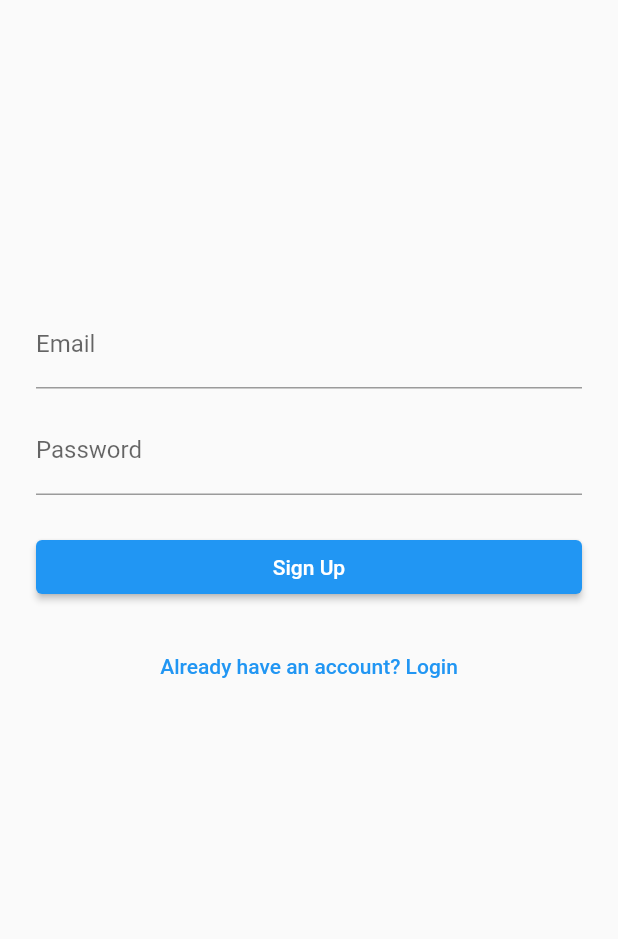
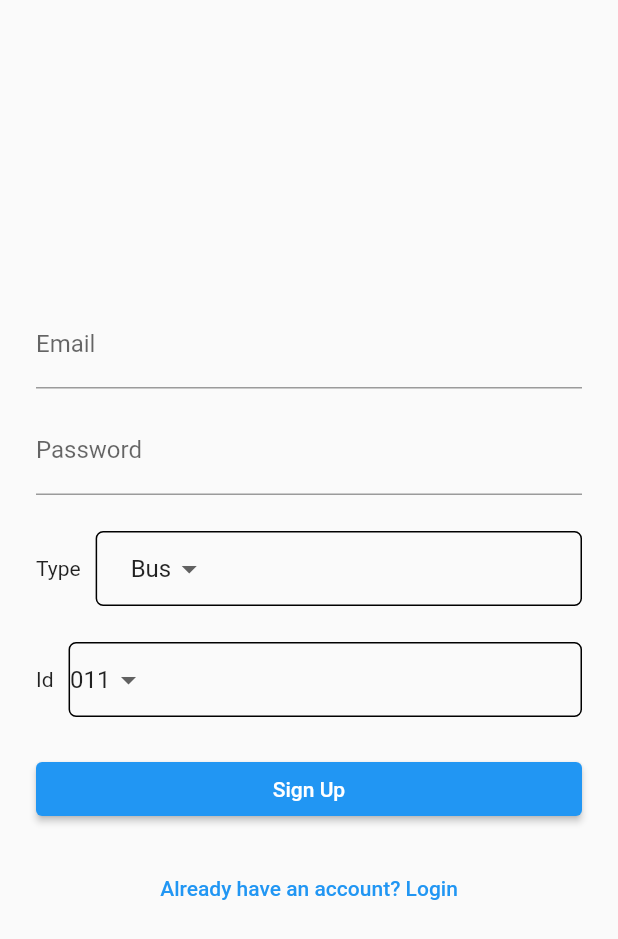
Before and after one commit to smrkarkii/KasariJaane, a Flutter app: the SignupPage screen opened directly, on a phone screen of 412 x 824 dp. Shown: the top 939 px of the screen. Run offline on Flutter 3.47's test engine with Material 2 defaults, Android fonts, the phone set to English and light mode, and no system bars; our stand-ins replace flutter_map, geolocator, latlong2; missing offline and left inert: flutter_map_marker_cluster.

Commit message:
signin and auth

```diff
--- a/lib/auth/signin.dart
+++ b/lib/auth/signin.dart
@@ -1,4 +1,6 @@
 import 'package:flutter/material.dart';
+import 'package:kasarijaane/auth/login.dart';
+import '../components/constants.dart';
 
 class SignupPage extends StatefulWidget {
   const SignupPage({super.key});
@@ -11,6 +13,13 @@ class _SignupPageState extends State<SignupPage> {
   final _formKey = GlobalKey<FormState>();
 
   late String _email, _password;
+
+  String _selectedVehicleType = 'Bus';
+  String _selectedVehicleId = '011';
+
+  final _vehicleIdController = TextEditingController();
+  final _startingPointController = TextEditingController();
+  final _destinationController = TextEditingController();
 
   @override
   Widget build(BuildContext context) {
@@ -48,6 +57,80 @@ class _SignupPageState extends State<SignupPage> {
               onSaved: (value) => _password = value!,
             ),
             SizedBox(height: 24.0),
+            Row(
+              children: [
+                Text('Type'),
+                SizedBox(
+                  width: 10,
+                ),
+                Expanded(
+                  child: Container(
+                    decoration: BoxDecoration(
+                      border: Border.all(
+                        color: kblack,
+                        width: 1,
+                      ),
+                      borderRadius: BorderRadius.circular(5),
+                    ),
+                    child: DropdownButton<String>(
+                      focusColor: kwhite,
+                      value: _selectedVehicleType,
+                      alignment: Alignment.centerRight,
+                      items: ['Bus', 'Tempo', 'Micro']
+                          .map((type) => DropdownMenuItem(
+                                child: Text(type),
+                                value: type,
+                              ))
+                          .toList(),
+                      onChanged: (value) {
+                        setState(() {
+                          _selectedVehicleType = value!;
+                        });
+                      },
+                      underline: Container(),
+                    ),
+                  ),
+                ),
+              ],
+            ),
+            SizedBox(height: 24.0),
+            Row(
+              children: [
+                Text('Id'),
+                SizedBox(
+                  width: 10,
+                ),
+                Expanded(
+                  child: Container(
+                    decoration: BoxDecoration(
+                      border: Border.all(
+                        color: kblack,
+                        width: 1,
+                      ),
+                      borderRadius: BorderRadius.circular(5),
+                    ),
+                    child: DropdownButton<String>(
+                      focusColor: kwhite,
+                      value: _selectedVehicleId,
+                      alignment: Alignment.centerRight,
+                      items: ['011', '012', '051']
+                          .map((type) => DropdownMenuItem(
+                                child: Text(_selectedVehicleId),
+                                value: type,
+                              ))
+                          .toList(),
+                      onChanged: (value) {
+                        setState(() {
+                          _selectedVehicleId = value!;
+                        });
+                      },
+                      underline: Container(),
+                    ),
+                  ),
+                ),
+              ],
+            ),
+            SizedBox(height: 24.0),
             // Sign up button
             ElevatedButton(
               child: Text("Sign Up"),
@@ -64,6 +147,8 @@ class _SignupPageState extends State<SignupPage> {
               child: Text("Already have an account? Login"),
               onPressed: () {
                 // Navigate to the login page
+                Navigator.push(context,
+                    MaterialPageRoute(builder: (context) => LoginPage()));
               },
             ),
           ],
--- a/lib/passenger/Profile.dart
+++ b/lib/passenger/Profile.dart
@@ -1,5 +1,7 @@
 import 'package:flutter/material.dart';
+import 'package:kasarijaane/auth/auth.dart';
 import 'package:kasarijaane/auth/login.dart';
+import 'package:kasarijaane/auth/signin.dart';
 import 'package:kasarijaane/components/constants.dart';
 
 class Profile extends StatelessWidget {
@@ -33,7 +35,7 @@ class Profile extends StatelessWidget {
               ElevatedButton(
                 onPressed: () {
                   Navigator.push(context,
-                      MaterialPageRoute(builder: (context) => LoginPage()));
+                      MaterialPageRoute(builder: (context) => AuthPage()));
                 },
                 child: Text('Go to driver mode.'),
               ),
```
Also changed, not shown: lib/auth/auth.dart (added, +41 -0 lines), lib/driver/homepage.dart (+1 -36 lines).
